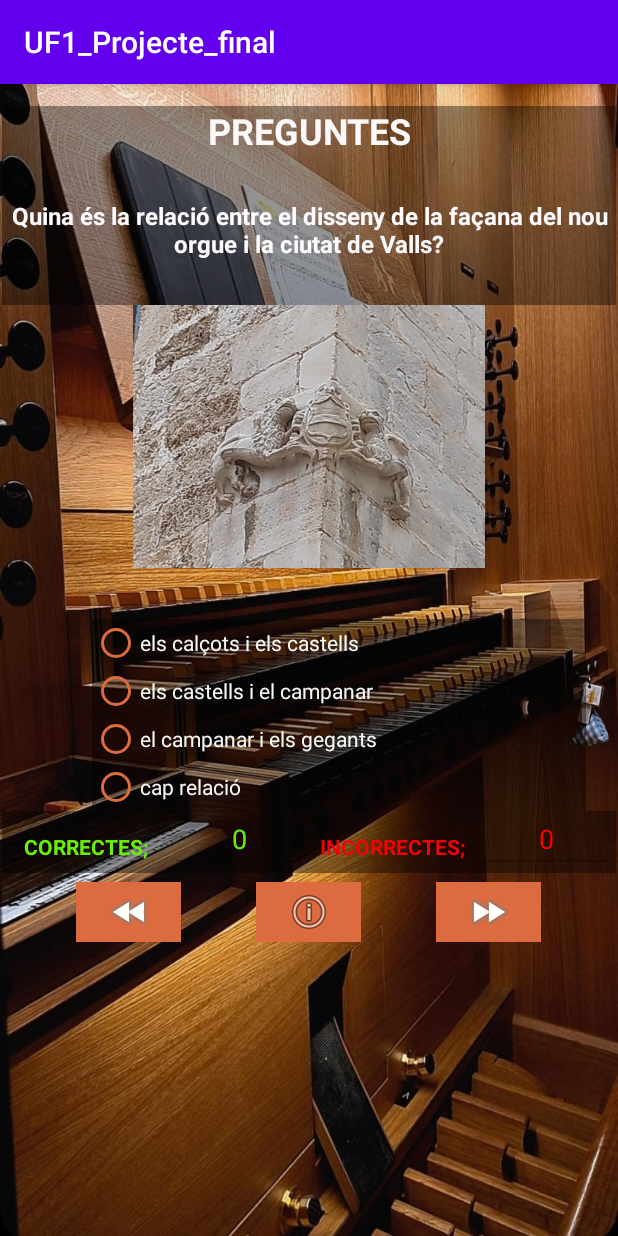
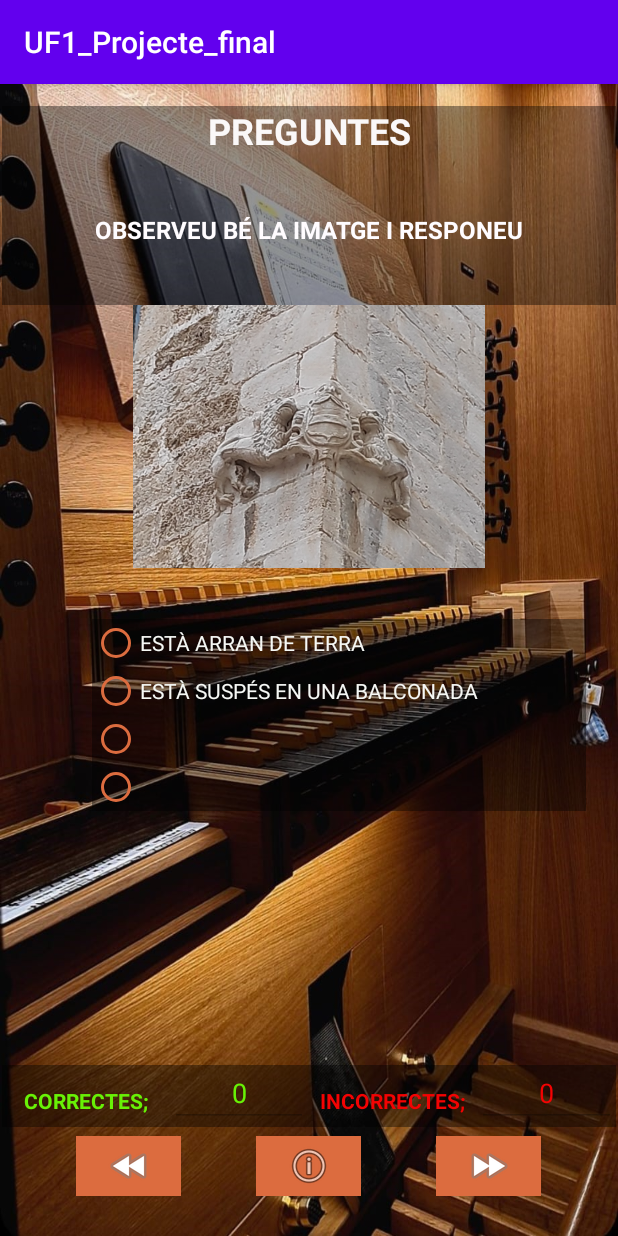
Before and after one commit to didac-velasco/UF1_Projecte_final, an Android app: the PreguntesJoc2 screen opened directly, with no data from a screen before it, on a phone screen of 412 x 824 dp. Run offline under Robolectric (Android 15) with nearby library versions, the light colour scheme and no system bars; 2 statements that could not run were skipped.

Commit message:
preguntesEncertsErrors

```diff
--- a/app/src/main/java/com/example/uf1_projecte_final/PreguntesJoc2.java
+++ b/app/src/main/java/com/example/uf1_projecte_final/PreguntesJoc2.java
@@ -3,14 +3,21 @@ package com.example.uf1_projecte_final;
 import android.os.Bundle;
 import android.support.v7.app.AppCompatActivity;
 import android.view.View;
+import android.widget.EditText;
 import android.widget.ImageButton;
 import android.widget.RadioButton;
 import android.widget.TextView;
 
 public class PreguntesJoc2 extends AppCompatActivity {
+    Bundle bundle;
     protected void onCreate(Bundle savedInstanceState) {
         super.onCreate(savedInstanceState);
         setContentView(R.layout.joc2);
+
+        bundle=getIntent().getExtras();
+        int erInt = bundle.getInt("errors");
+        int enInt = bundle.getInt("encerts");
+        //int errorInt, encertsInt;
 
         TextView preguntaa = findViewById(R.id.textViewPregunta);
 
@@ -21,24 +28,35 @@ public class PreguntesJoc2 extends AppCompatActivity {
 
         ImageButton Siguiente = (ImageButton) findViewById(R.id.imatgeButtonNext);
 
-        preguntaa.setText("Quina és la relació entre el disseny de la façana del nou orgue i la ciutat de Valls?");
-        res1.setText("els calçots i els castells");
-        res2.setText("els castells i el campanar");
-        res3.setText("el campanar i els gegants");
-        res4.setText("cap relació");
+        EditText encerts = (EditText) findViewById(R.id.idEncerts);
+        EditText errors = (EditText) findViewById(R.id.idErrors);
+
+        encerts.setText(ErrorsEncerts(enInt));
+        errors.setText(ErrorsEncerts(erInt));
+
+        preguntaa.setText("OBSERVEU BÉ LA IMATGE I RESPONEU");
+        res1.setText("ESTÀ ARRAN DE TERRA");
+        res2.setText("ESTÀ SUSPÉS EN UNA BALCONADA");
+        res3.setText("");
+        res4.setText("");
 
         Siguiente.setOnClickListener(new View.OnClickListener() {
             @Override
             public void onClick(View view) {
-                if (res1.isChecked()) {
-                    preguntaa.setText("Que dia es hoy");
-                    res1.setText("Lunes");
-                    res2.setText("Martes");
-                    res3.setText("Miercoles");
-                    res4.setText("Jueves");
-
+                if (res2.isChecked()) {
+                    encerts.setText(enInt);
+                    preguntaa.setText("QUINA ÉS LA RELACIÓ ENTRE EL DISSENY DE LA FAÇANA DEL NOU ORGUE I LA CIUTAT DE VALLS?");
+                    res1.setText("ELS CALÇOTS I ELS CASTELLS");
+                    res2.setText("ELS CASTELLS I EL CAMPANAR");
+                    res3.setText("EL CAMPANAR I ELS GEGANTS");
+                } else {
+                    //errors.setText(ErrorsEncerts(errorsInt));
                 }
             }
         });
     }
+    public String ErrorsEncerts(int sumar){
+        String num= sumar+""; //passem a String
+        return num;
+    }
 }
--- a/app/src/main/res/layout/joc2.xml
+++ b/app/src/main/res/layout/joc2.xml
@@ -106,6 +106,10 @@
 
         </LinearLayout>
 
+        <Space
+            android:layout_width="match_parent"
+            android:layout_height="169dp" />
+
         <LinearLayout
             android:layout_width="match_parent"
             android:layout_height="41dp"
```
Also changed, not shown: app/src/main/java/com/example/uf1_projecte_final/PreguntesJoc1.java (+33 -75 lines).
